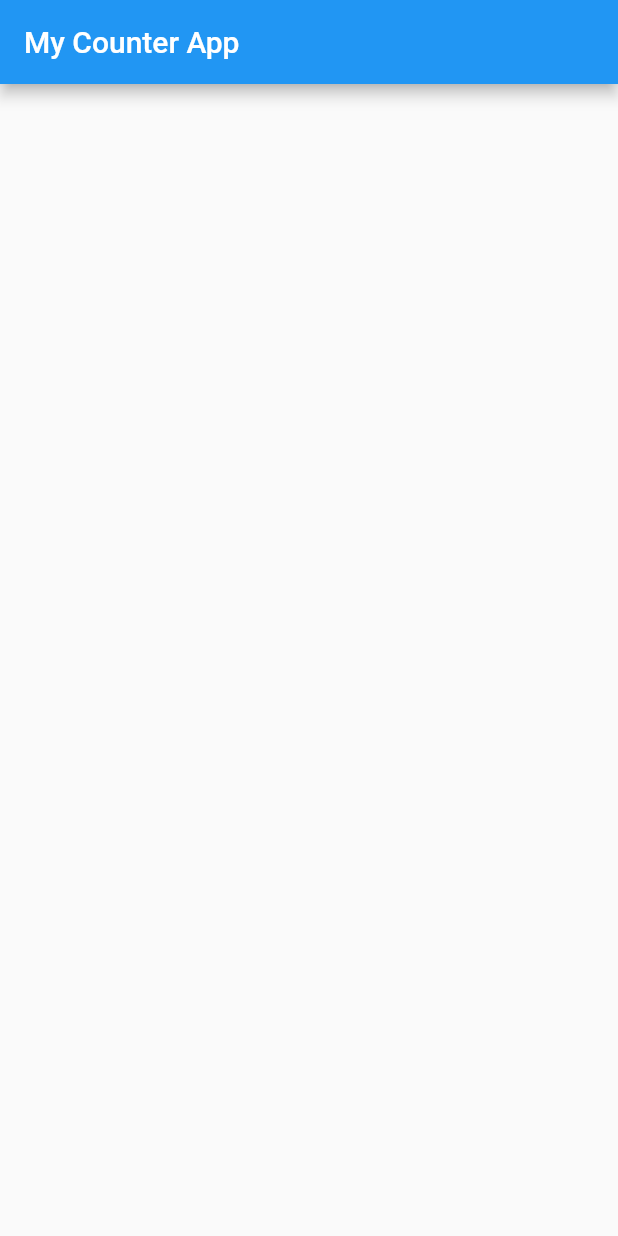
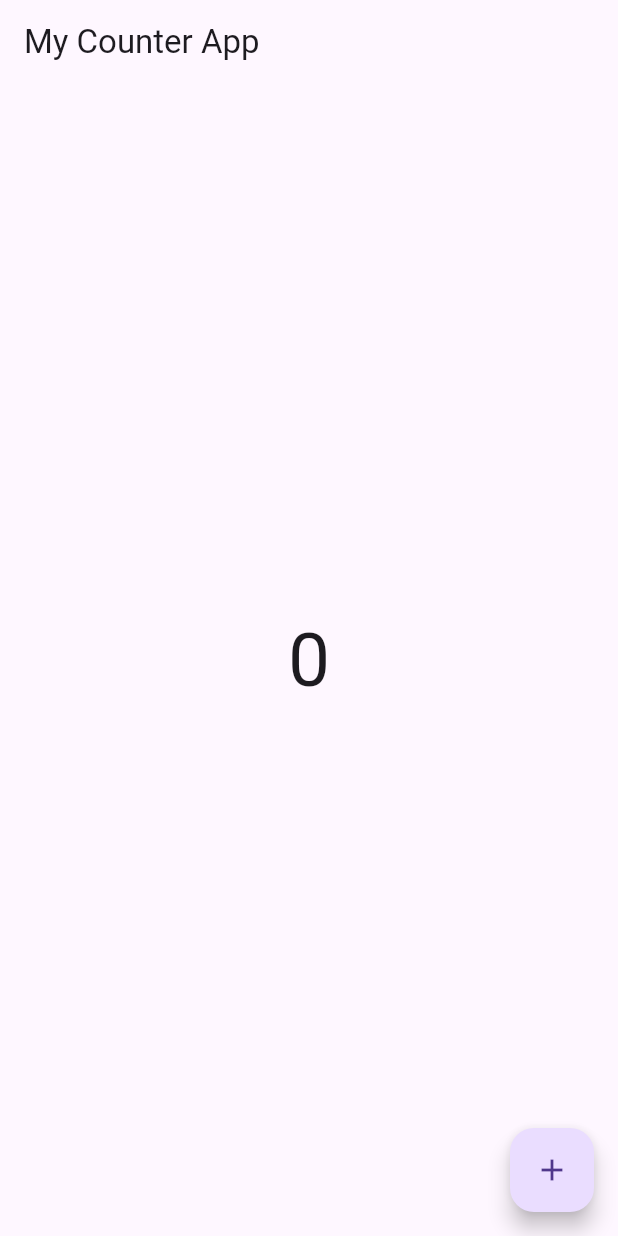
Before and after one commit to IAmTheNe/Flutter-Counter-App-with-Provider, a Flutter app: the screen it shows after launch, on a phone screen of 412 x 824 dp. Run offline on Flutter 3.47's test engine with Material 2 defaults, Android fonts, the phone set to English and light mode, and no system bars.

Commit message:
Finish UI

```diff
--- a/lib/main.dart
+++ b/lib/main.dart
@@ -16,8 +16,10 @@ class MyApp extends StatelessWidget {
     return ChangeNotifierProvider(
       create: (_) => CounterProvider(),
       child: MaterialApp(
+        debugShowCheckedModeBanner: false,
         title: 'Flutter Demo',
         theme: ThemeData(
+          useMaterial3: true,
           primarySwatch: Colors.blue,
         ),
         home: const MyHomePage(),
@@ -35,7 +37,18 @@ class MyHomePage extends StatelessWidget {
       appBar: AppBar(
         title: const Text('My Counter App'),
       ),
-      body: const Center(),
+      body: const Center(
+        child: Text(
+          '0',
+          style: TextStyle(
+            fontSize: 50,
+          ),
+        ),
+      ),
+      floatingActionButton: FloatingActionButton(
+        onPressed: () {},
+        child: const Icon(Icons.add),
+      ),
     );
   }
 }
```
